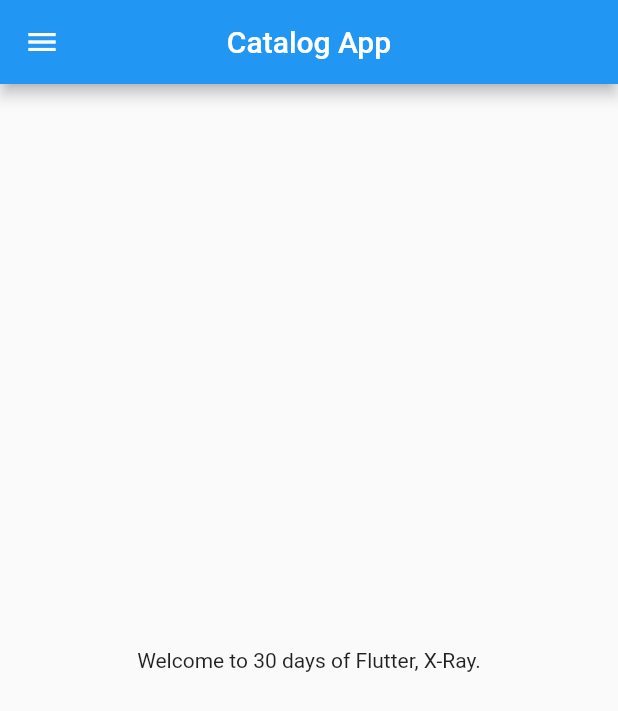
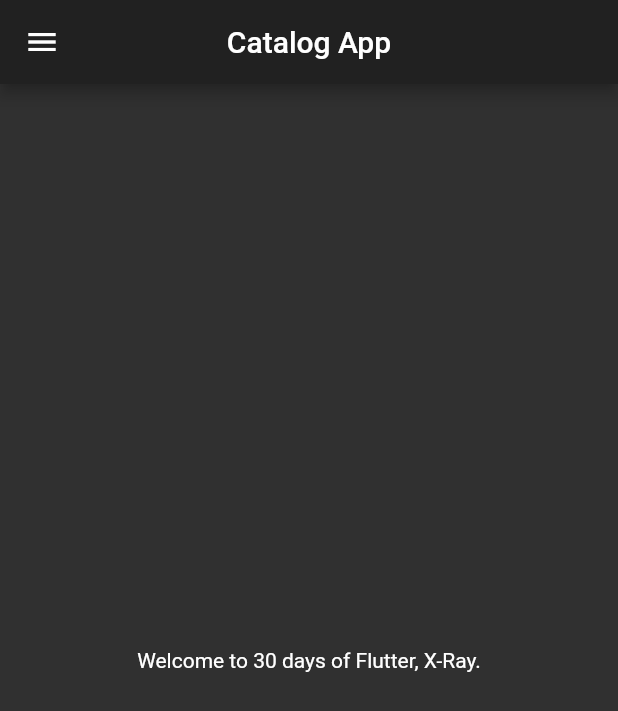
Before and after one commit to daimessdn/flutter-catalog-tutorial, a Flutter app: the screen it shows after launch, on a phone screen of 412 x 824 dp. Shown: the top 711 px of the screen. Run offline on Flutter 3.47's test engine with Material 2 defaults, Android fonts, the phone set to English and light mode, and no system bars.

Commit message:
played with route, theme, text, and completed day 3

```diff
--- a/lib/main.dart
+++ b/lib/main.dart
@@ -1,23 +1,27 @@
 import 'package:flutter/material.dart';
 
-import './home_page.dart';
+import './pages/home_page.dart';
+import './pages/login_page.dart';
 
 void main() {
   runApp(MyApp());
 }
 
 class MyApp extends StatelessWidget {
-
-  double pi = 3.14;
-  bool isMale = true;
-  num temp = 36.7;
-
-  var day = "Tuesday";
-
   @override
   Widget build(BuildContext context) {
     return MaterialApp(
-      home: HomePage()
+      themeMode: ThemeMode.dark,
+      theme: ThemeData(primarySwatch: Colors.deepPurple),
+      darkTheme: ThemeData(
+        brightness: Brightness.dark
+      ),
+      initialRoute: "/home",
+      routes: {
+        "/": (context) => LoginPage(),
+        "/home": (context) => HomePage(),
+        "/login": (context) => LoginPage(),
+      },
     );
   }
 }
```
Also changed, not shown: lib/pages/login_page.dart (added, +19 -0 lines), lib/pages/home_page.dart (renamed from lib/home_page.dart).
